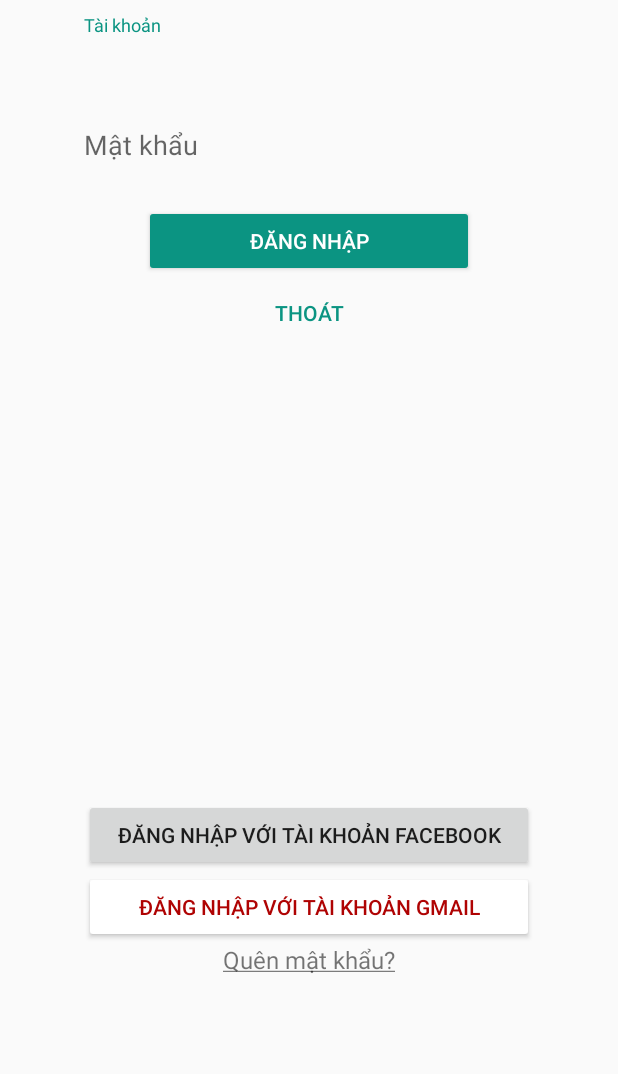
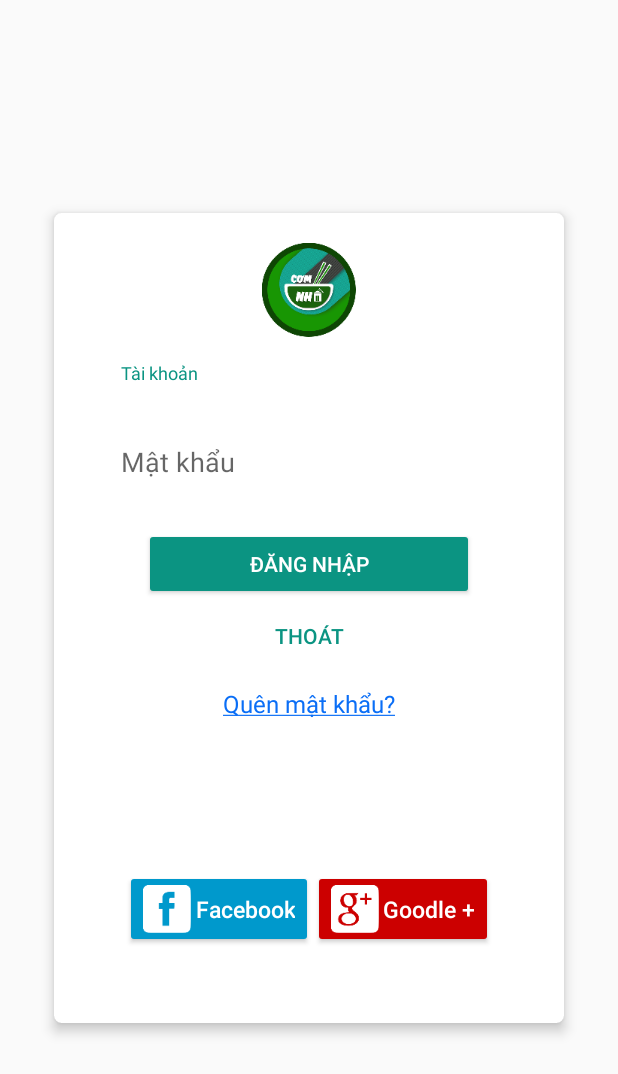
Before and after one commit to tungpham6195/comnha.app, an Android app: the screen it shows after launch (AdapterActivity), after a tap on "SIGN IN", on a phone screen of 412 x 824 dp. Shown: the top 1074 px of the screen. Run offline under Robolectric (Android 15) with nearby library versions, the phone set to English and light mode, and no system bars; our stand-ins replace Firebase (no records; nobody signed in at launch, a user with empty details on screens opened directly); libraries missing offline, so code that uses them is left out: com.firebase.client; 1 statement that could not run was skipped.

Commit message:
edit login

```diff
--- a/Comnha/app/src/main/java/com/app/ptt/comnha/SigninFragment.java
+++ b/Comnha/app/src/main/java/com/app/ptt/comnha/SigninFragment.java
@@ -8,6 +8,7 @@ import android.util.Log;
 import android.view.LayoutInflater;
 import android.view.View;
 import android.view.ViewGroup;
+import android.view.WindowManager;
 import android.widget.Button;
 import android.widget.EditText;
 import android.widget.TextView;
@@ -44,6 +45,7 @@ public class SigninFragment extends Fragment {
         // Inflate the layout for this fragment
         View view = inflater.inflate(R.layout.fragment_signin, container, false);
         anhXa(view);
+        getActivity().getWindow().setSoftInputMode(WindowManager.LayoutParams.SOFT_INPUT_STATE_ALWAYS_HIDDEN);
         return view;
     }
 
@@ -99,7 +101,8 @@ public class SigninFragment extends Fragment {
             @Override
             public void onClick(View view) {
 //                mAuth.signOut();
-                Toast.makeText(getActivity().getApplicationContext(), "Exit", Toast.LENGTH_SHORT).show();
+//                Toast.makeText(getActivity().getApplicationContext(), "Exit", Toast.LENGTH_SHORT).show();
+                getActivity().onBackPressed();
             }
         });
         butt_loginGmail.setOnClickListener(new View.OnClickListener() {
--- a/Comnha/app/src/main/res/layout/activity_adapter.xml
+++ b/Comnha/app/src/main/res/layout/activity_adapter.xml
@@ -10,6 +10,7 @@
     tools:context="com.app.ptt.comnha.AdapterActivity">
 
     <FrameLayout
+        android:layout_gravity="center"
         android:id="@+id/frame_adapter"
         android:layout_width="match_parent"
         android:layout_height="match_parent" />
--- a/Comnha/app/src/main/res/layout/fragment_signin.xml
+++ b/Comnha/app/src/main/res/layout/fragment_signin.xml
@@ -1,12 +1,29 @@
 <FrameLayout xmlns:android="http://schemas.android.com/apk/res/android"
     xmlns:tools="http://schemas.android.com/tools"
     android:layout_width="match_parent"
-    android:layout_height="match_parent"
+    android:layout_height="600dp"
+    android:layout_gravity="center"
     tools:context="com.app.ptt.comnha.SigninFragment">
 
+    <android.support.v7.widget.CardView xmlns:card_view="http://schemas.android.com/apk/res-auto"
+        android:layout_width="340dp"
+        android:layout_height="wrap_content"
+        android:layout_gravity="center"
+        card_view:cardCornerRadius="5dp"
+        card_view:cardElevation="5dp">
+
+        <ImageView
+            android:layout_width="wrap_content"
+            android:layout_height="wrap_content"
+            android:layout_gravity="center_horizontal"
+            android:layout_marginTop="20dp"
+            android:background="@drawable/ic_logo" />
+
         <RelativeLayout
-        android:layout_width="match_parent"
-        android:layout_height="match_parent">
+            android:layout_width="wrap_content"
+            android:layout_height="wrap_content"
+            android:paddingBottom="50dp"
+            android:paddingTop="90dp">
 
             <LinearLayout
                 android:id="@+id/frg_si_L1"
@@ -16,81 +33,97 @@
                 android:orientation="vertical">
 
                 <android.support.design.widget.TextInputLayout
+                    android:layout_width="@dimen/edt_login_width"
+                    android:layout_height="@dimen/edt_login_height"
                     android:gravity="center_horizontal"
-                android:paddingTop="10dp"
-                android:layout_width="match_parent"
-                android:layout_height="match_parent">
+                    android:paddingTop="10dp">
 
                     <EditText
+                        android:id="@+id/edt_siFrg_username"
+                        android:layout_width="match_parent"
+                        android:layout_height="match_parent"
+                        android:background="@android:color/transparent"
                         android:gravity="start"
-                    android:id="@+id/edt_siFrg_username"
-                    android:layout_width="300dp"
-                    android:layout_height="50dp"
-                    android:background="@android:color/transparent"
                         android:hint="@string/text_username"
                         android:inputType="textEmailAddress" />
                 </android.support.design.widget.TextInputLayout>
 
                 <android.support.design.widget.TextInputLayout
+                    android:layout_width="@dimen/edt_login_width"
+                    android:layout_height="@dimen/edt_login_height"
+                    android:layout_marginBottom="20dp"
                     android:gravity="center_horizontal"
-                android:paddingTop="5dp"
-                android:layout_width="match_parent"
-                android:layout_height="match_parent">
+                    android:paddingTop="5dp">
 
                     <EditText
                         android:id="@+id/edt_siFrg_password"
+                        android:layout_width="match_parent"
+                        android:layout_height="match_parent"
+                        android:background="@android:color/transparent"
                         android:gravity="start"
-                    android:layout_width="300dp"
-                    android:layout_height="50dp"
-                    android:background="@android:color/transparent"
                         android:hint="@string/text_password"
                         android:inputType="textPassword" />
                 </android.support.design.widget.TextInputLayout>
 
                 <Button
+                    android:id="@+id/btn_siFrg_signin"
                     style="@style/Widget.AppCompat.Button.Colored"
-                android:id="@+id/btn_siFrg_signin"
                     android:layout_width="220dp"
                     android:layout_height="wrap_content"
                     android:layout_gravity="center_horizontal"
                     android:text="@string/text_signin" />
 
                 <Button
+                    android:id="@+id/btn_siFrg_exit"
                     style="@style/Widget.AppCompat.Button.Borderless.Colored"
-                android:id="@+id/btn_siFrg_exit"
                     android:layout_width="220dp"
                     android:layout_height="wrap_content"
                     android:text="@string/text_exit" />
+
+                <TextView
+                    android:id="@+id/txt_siFrg_forgotPass"
+                    android:layout_width="wrap_content"
+                    android:layout_height="wrap_content"
+                    android:layout_marginTop="10dp"
+                    android:autoLink="all"
+                    android:text="@string/text_forgotPass"
+                    android:textColor="#0a6ef6"
+                    android:textSize="16sp" />
             </LinearLayout>
 
             <LinearLayout
                 android:layout_width="match_parent"
                 android:layout_height="wrap_content"
                 android:layout_below="@+id/frg_si_L1"
-            android:layout_marginTop="300dp"
+                android:layout_marginTop="100dp"
                 android:gravity="center_horizontal"
-            android:orientation="vertical">
+                android:orientation="horizontal">
 
                 <Button
                     android:id="@+id/butt_siFrg_loginFB"
-                android:layout_width="300dp"
+                    android:layout_width="wrap_content"
                     android:layout_height="wrap_content"
-                android:text="@string/text_loginFB" />
+                    android:drawablePadding="@dimen/drawable_padding"
+                    android:drawableStart="@drawable/ic_facebook_128"
+                    android:text="@string/text_loginFB"
+                    android:textAlignment="textEnd"
+                    android:textAllCaps="false"
+                    android:textSize="@dimen/text_size"
+                    android:theme="@style/AppTheme.ButtonFB" />
 
                 <Button
-                android:theme="@style/AppTheme.Button"
                     android:id="@+id/butt_siFrg_loginGmail"
-                android:layout_width="300dp"
-                android:layout_height="wrap_content"
-                android:text="@string/text_loginGmail" />
-
-            <TextView
-                android:id="@+id/txt_siFrg_forgotPass"
                     android:layout_width="wrap_content"
                     android:layout_height="wrap_content"
-                android:autoLink="all"
-                android:text="@string/text_forgotPass"
-                android:textSize="16sp" />
+                    android:drawablePadding="@dimen/drawable_padding"
+                    android:drawableStart="@drawable/ic_google_plus_128"
+                    android:text="@string/text_loginGmail"
+                    android:textAlignment="textEnd"
+                    android:textAllCaps="false"
+                    android:textSize="@dimen/text_size"
+                    android:theme="@style/AppTheme.ButtonGM" />
             </LinearLayout>
         </RelativeLayout>
+    </android.support.v7.widget.CardView>
+
 </FrameLayout>
--- a/Comnha/app/src/main/res/values/dimens.xml
+++ b/Comnha/app/src/main/res/values/dimens.xml
@@ -15,4 +15,8 @@
     <dimen name="img_tiny_size">25dp</dimen>
     <dimen name="linear_chucnang_cao">50dp</dimen>
     <dimen name="linear_chucnang_rong">100dp</dimen>
+    <dimen name="text_size">15sp</dimen>
+    <dimen name="drawable_padding">2.5dp</dimen>
+    <dimen name="edt_login_width">250dp</dimen>
+    <dimen name="edt_login_height">50dp</dimen>
 </resources>
--- a/Comnha/app/src/main/res/values/strings.xml
+++ b/Comnha/app/src/main/res/values/strings.xml
@@ -23,8 +23,8 @@
     <string name="text_signin">Đăng nhập</string>
     <string name="text_exit">Thoát</string>
     <string name="text_forgotPass"><u>Quên mật khẩu?</u></string>
-    <string name="text_loginFB">Đăng nhập với tài khoản Facebook</string>
-    <string name="text_loginGmail">Đăng nhập với tài khoản Gmail</string>
+    <string name="text_loginFB">Facebook</string>
+    <string name="text_loginGmail">Goodle +</string>
     <string name="text_chooseLocation">Chọn địa điểm</string>
     <string name="text_title">Tiêu đề</string>
     <string name="text_content">Nội dung</string>
--- a/Comnha/app/src/main/res/values/styles.xml
+++ b/Comnha/app/src/main/res/values/styles.xml
@@ -14,8 +14,13 @@
 
     <style name="AppTheme.PopupOverlay" parent="ThemeOverlay.AppCompat.Light" />
 
-    <style name="AppTheme.Button" parent="Widget.AppCompat.Button.Colored">
-        <item name="colorButtonNormal">@android:color/white</item>
-        <item name="android:textColor">#af0303</item>
+    <style name="AppTheme.ButtonGM" parent="Widget.AppCompat.Button.Colored">
+        <item name="android:colorButtonNormal">@android:color/holo_red_dark</item>
+        <item name="android:textColor">@android:color/white</item>
+    </style>
+
+    <style name="AppTheme.ButtonFB" parent="Widget.AppCompat.Button.Colored">
+        <item name="android:colorButtonNormal">@android:color/holo_blue_dark</item>
+        <item name="android:textColor">@android:color/white</item>
     </style>
 </resources>
```
Also changed, not shown: Comnha/app/src/main/res/drawable-xxxhdpi/ic_facebook_128.png (added), Comnha/app/src/main/res/drawable-xxxhdpi/ic_google_plus_128.png (added), Comnha/app/src/main/res/drawable-xxxhdpi/ic_logo.png (added). Lines whose indentation alone changed are shown as unchanged.
